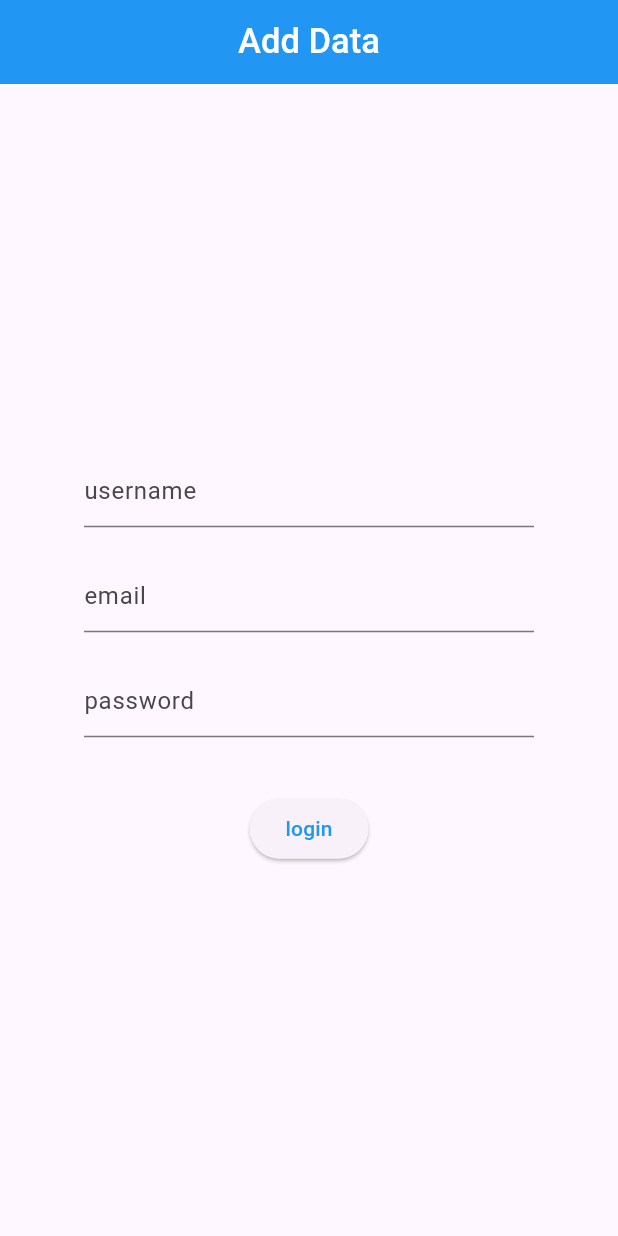
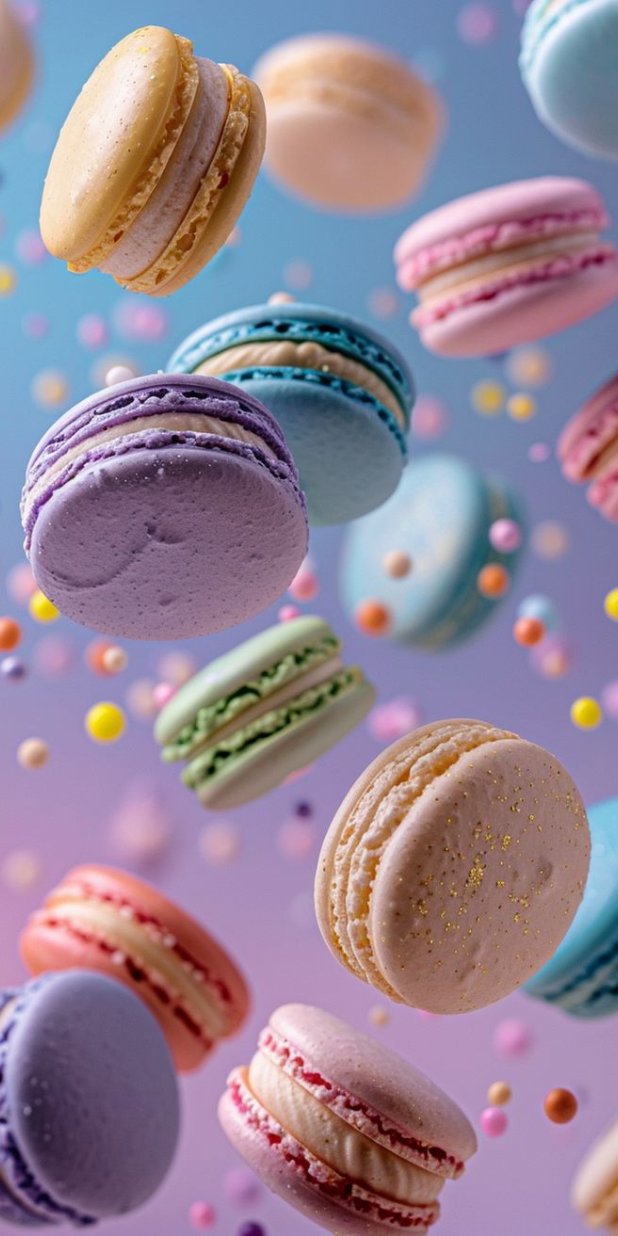
Before and after one commit to tazeendev/get_storage_app, a Flutter app: the screen it shows after launch, on a phone screen of 412 x 824 dp. Run offline on Flutter 3.47's test engine with Material 3 defaults, Android fonts, the light colour scheme and no system bars; our stand-ins replace get, get_storage.

Commit message:
building welcome screen

```diff
--- /dev/null
+++ b/lib/core/constants/app_pages/app_pages.dart
@@ -0,0 +1,14 @@
+import 'package:flutter/material.dart';
+import 'package:get/get.dart';
+import 'package:get_storage_app/routes/app_routes.dart';
+import 'package:get_storage_app/view/screen/add_data_view.dart';
+import 'package:get_storage_app/view/screen/login_screen_view.dart';
+
+import '../../../view/screen/welcome_screen.dart';
+class AppPage{
+  static final pages=[
+    GetPage(name: AppRoutes.welcome, page: () => WelcomeScreen()),
+    GetPage(name: AppRoutes.login, page:()=>RemoveDataView()),
+    GetPage(name: AppRoutes.signUp, page:()=>AddDataView()),
+  ];
+}
--- /dev/null
+++ b/lib/core/constants/theme/appcolors.dart
@@ -0,0 +1,12 @@
+import 'package:flutter/material.dart';
+
+class AppColors{
+  static const  pinkColor=Color(0xffF564A9);
+  static const  whiteColor=Colors.white;
+  static const  LightBrownColor=Color(0xffEAC8A6);
+  static const  LightBlueColor=Color(0xff91C8E4);
+  static const  LightGreenColor=Color(0xff72BAA9);
+  static const  BlackColor=Color(0xff131010);
+  static const  LightPinkColor=Color(0xffFFCCE1);
+
+}
--- a/lib/main.dart
+++ b/lib/main.dart
@@ -1,5 +1,8 @@
 import 'package:flutter/material.dart';
+import 'package:get/get.dart';
 import 'package:get_storage/get_storage.dart';
+import 'package:get_storage_app/core/constants/app_pages/app_pages.dart';
+import 'package:get_storage_app/routes/app_routes.dart';
 import 'package:get_storage_app/view/screen/add_data_view.dart';
 
 main() async {
@@ -13,7 +16,7 @@
   // This widget is the root of your application.
   @override
   Widget build(BuildContext context) {
-    return MaterialApp(
+    return GetMaterialApp(
       title: 'Get Storage App',
       debugShowCheckedModeBanner: false,
       theme: ThemeData(
@@ -34,7 +37,8 @@
         // tested with just a hot reload.
         colorScheme: ColorScheme.fromSeed(seedColor: Colors.deepPurple),
       ),
-      home:AddDataView(),
+      initialRoute: AppRoutes.welcome,
+      getPages: AppPage.pages,
     );
   }
 }
--- /dev/null
+++ b/lib/routes/app_routes.dart
@@ -0,0 +1,6 @@
+import 'package:flutter/material.dart';
+class AppRoutes{
+  static const welcome='/welcome' ;
+  static const signUp='/signup';
+  static const login='/login';
+}
--- a/lib/view/screen/add_data_view.dart
+++ b/lib/view/screen/add_data_view.dart
@@ -1,6 +1,7 @@
 import 'package:flutter/material.dart';
 import 'package:get_storage_app/services/user_stored_data/user_stored_data.dart';
-import 'package:get_storage_app/view/screen/remove_data_view.dart';
+
+import 'login_screen_view.dart';
 class AddDataView extends StatefulWidget {
    AddDataView({super.key});
 
--- /dev/null
+++ b/lib/view/screen/welcome_screen.dart
@@ -0,0 +1,43 @@
+import 'package:flutter/material.dart';
+class WelcomeScreen extends StatefulWidget {
+  const WelcomeScreen({super.key});
+
+  @override
+  State<WelcomeScreen> createState() => _WelcomeScreenState();
+}
+
+class _WelcomeScreenState extends State<WelcomeScreen> {
+  @override
+  Widget build(BuildContext context) {
+    double screenWidth=MediaQuery.of(context).size.width;
+    double screenHeight=MediaQuery.of(context).size.height;
+    return Scaffold(
+      body: Column(
+        children: [
+          Stack(
+            children: [
+Container(
+  height:screenHeight*1 ,
+  width: screenWidth*1,
+  decoration: BoxDecoration(
+    image: DecorationImage(image: AssetImage('assets/images/sweet.jpg'),fit: BoxFit.cover),
+  ),
+),
+            Container(
+              width: double.infinity,
+              child: Column(
+                children: [
+                  Row(
+                    children: [
+                      Text('')
+                    ],
+                  )
+                ],
+              ),
+            )],
+          )
+        ],
+      ),
+    );
+  }
+}
--- a/pubspec.yaml
+++ b/pubspec.yaml
@@ -60,9 +60,9 @@ flutter:
   uses-material-design: true
 
   # To add assets to your application, add an assets section, like this:
-  # assets:
-  #   - images/a_dot_burr.jpeg
-  #   - images/a_dot_ham.jpeg
+  assets:
+     - assets/images/
+
 
   # An image asset can refer to one or more resolution-specific "variants", see
   # https://flutter.dev/to/resolution-aware-images
```
Also changed, not shown: assets/images/sweet.jpg (added), lib/view/screen/login_screen_view.dart (renamed from lib/view/screen/remove_data_view.dart).
